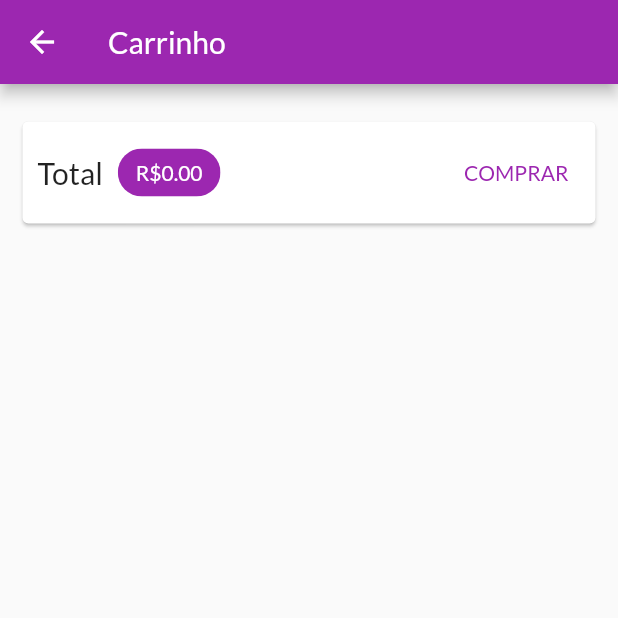
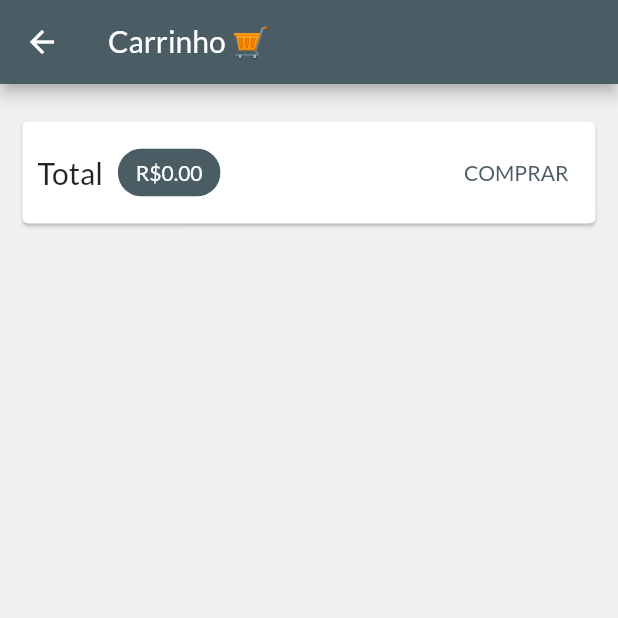
Before and after one commit to franklinrosa/shop, a Flutter app: the CartPage screen opened by its route, on a phone screen of 412 x 824 dp, the top half of it. Run offline on Flutter 3.47's test engine with Material 3 defaults, Android fonts, the phone set to English and light mode, and no system bars; network calls fail.

Commit message:
1 02/07/25

```diff
--- a/lib/components/app_drawer.dart
+++ b/lib/components/app_drawer.dart
@@ -10,7 +10,7 @@ class AppDrawer extends StatelessWidget {
       child: Column(
         children: [
           AppBar(
-            title: const Text('Bem vindo Usuário!'),
+            title: const Text('Mais Opções...👇'),
             automaticallyImplyLeading: false,
           ),
           const Divider(),
--- a/lib/data/dummy_data.dart
+++ b/lib/data/dummy_data.dart
@@ -3,33 +3,34 @@ import 'package:shop/models/product.dart';
 final dummyProducts = [
   Product(
     id: 'p1',
-    name: 'Red Shirt',
-    description: 'A red shirt - it is pretty red!',
-    price: 29.99,
+    name: 'Nivel Laser',
+    description: 'Nível Laser 16 linhas, xing ling, tipo Bosch, Dewalt ',
+    price: 459.99,
     imageUrl:
-        'https://cdn.pixabay.com/photo/2016/10/02/22/17/red-t-shirt-1710578_1280.jpg',
+        'https://http2.mlstatic.com/D_Q_NP_2X_740745-MLB82726530257_022025-T-nivel-laser-16-linhas-4d-automatico-com-2-baterias-e-control.webp',
   ),
   Product(
     id: 'p2',
-    name: 'Trousers',
-    description: 'A nice pair of trousers.',
-    price: 59.99,
+    name: 'Marreta',
+    description: 'Quebrando Tudo',
+    price: 359.99,
     imageUrl:
-        'https://upload.wikimedia.org/wikipedia/commons/thumb/e/e8/Trousers%2C_dress_%28AM_1960.022-8%29.jpg/512px-Trousers%2C_dress_%28AM_1960.022-8%29.jpg',
+        'https://projetofanservice.com.br/cdn/shop/products/Hc70224b5df994fba8a92453d8409e1c7n.jpg?v=1657125255',
   ),
   Product(
     id: 'p3',
-    name: 'Yellow Scarf',
-    description: 'Warm and cozy - exactly what you need for the winter.',
-    price: 19.99,
-    imageUrl: 'https://live.staticflickr.com/4043/4438260868_cc79b3369d_z.jpg',
+    name: 'Makita',
+    description: 'Serra Mármore, porcelanato, conctreto, corta tudo',
+    price: 429.99,
+    imageUrl:
+        'https://cdn.awsli.com.br/600x700/767/767489/produto/219335470/211DASAS.png',
   ),
   Product(
     id: 'p4',
-    name: 'A Pan',
-    description: 'Prepare any meal you want.',
-    price: 49.99,
+    name: 'Kit Orelha',
+    description: 'Pra Quase Predero',
+    price: 209.50,
     imageUrl:
-        'https://upload.wikimedia.org/wikipedia/commons/thumb/1/14/Cast-Iron-Pan.jpg/1024px-Cast-Iron-Pan.jpg',
+        'https://down-br.img.susercontent.com/file/d6dc0e5e7cfb5135204efd5e21b9be52',
   ),
 ];
--- a/lib/main.dart
+++ b/lib/main.dart
@@ -31,12 +31,13 @@ class MyApp extends StatelessWidget {
         ),
       ],
       child: MaterialApp(
-        title: 'Minha Loja',
+        title: 'Predero Store',
         theme: ThemeData(
           colorScheme: ColorScheme.fromSwatch().copyWith(
-            primary: Colors.purple,
+            primary: const Color.fromARGB(255, 74, 92, 100),
             secondary: Colors.deepOrange,
           ),
+          scaffoldBackgroundColor: const Color.fromARGB(255, 240, 240, 240),
           useMaterial3: false,
           fontFamily: 'Lato',
         ),
--- a/lib/pages/cart_page.dart
+++ b/lib/pages/cart_page.dart
@@ -14,7 +14,7 @@ class CartPage extends StatelessWidget {
 
     return Scaffold(
       appBar: AppBar(
-        title: const Text('Carrinho'),
+        title: const Text('Carrinho 🛒'),
       ),
       body: Column(
         children: [
--- a/lib/pages/products_overview_page.dart
+++ b/lib/pages/products_overview_page.dart
@@ -26,7 +26,7 @@ class _ProductsOverviewPageState extends State<ProductsOverviewPage> {
     return Scaffold(
       appBar: AppBar(
         centerTitle: true,
-        title: const Text('Minha Loja'),
+        title: const Text('👷‍♂️Predero Store'),
         actions: [
           PopupMenuButton(
             icon: const Icon(Icons.more_vert),
@@ -55,7 +55,9 @@ class _ProductsOverviewPageState extends State<ProductsOverviewPage> {
               onPressed: () {
                 Navigator.of(context).pushNamed(AppRoutes.cart);
               },
-              icon: const Icon(Icons.shopping_cart),
+              icon: const Icon(
+                Icons.shopping_cart,
+              ),
             ),
             builder: (ctx, cart, child) => Badgee(
               value: cart.itemsCount.toString(),
```
Also changed, not shown: lib/components/product_item.dart (+11 -3 lines), pubspec.lock, 11 other files.
